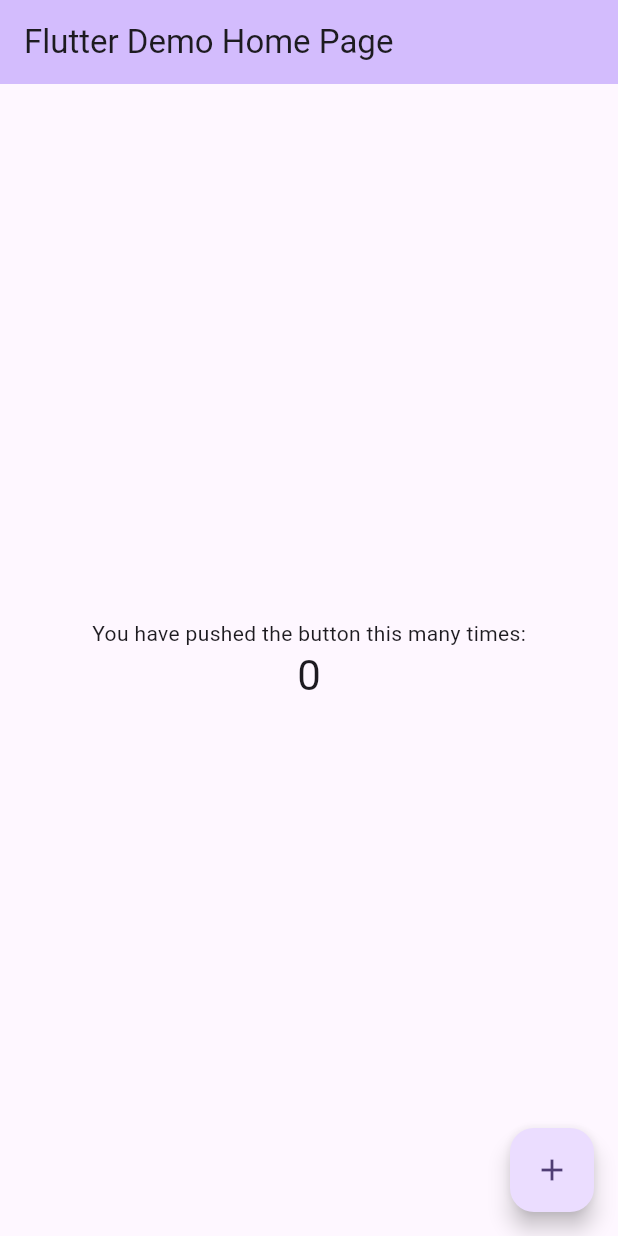
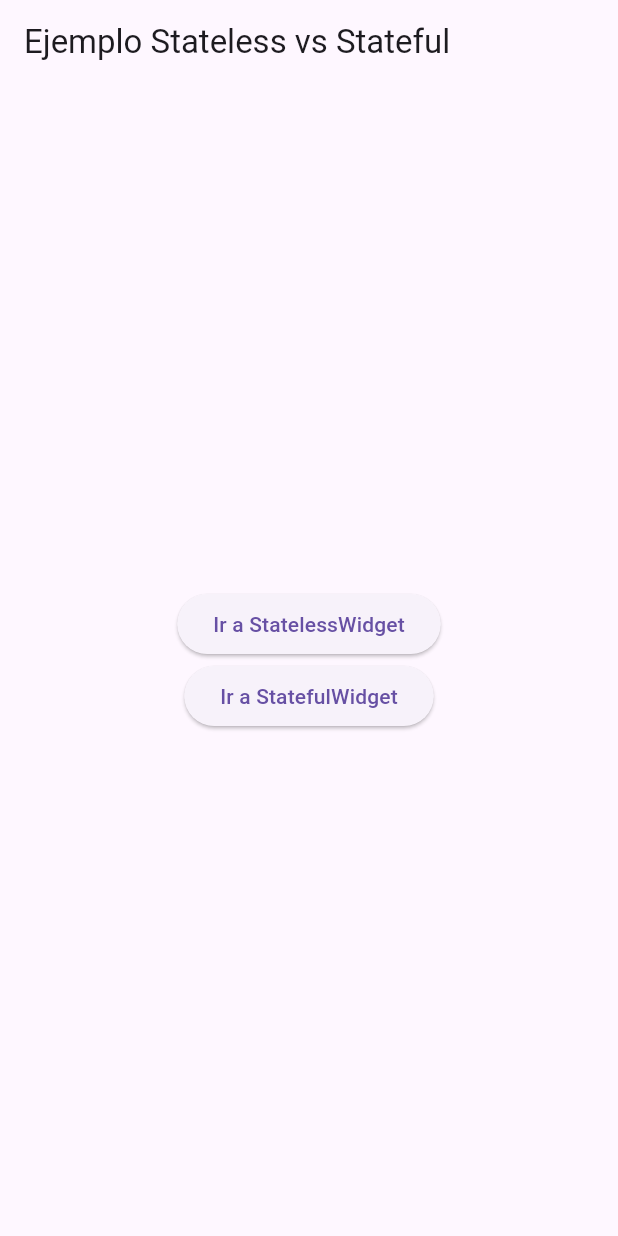
Before and after one commit to patrick-1234567/psiemens-flutter-002, a Flutter app: the screen it shows after launch, on a phone screen of 412 x 824 dp. Run offline on Flutter 3.47's test engine with Material 3 defaults, Android fonts, the phone set to English and light mode, and no system bars.

Commit message:
Prompt 1
Creacion de pantalla con stateless y stateful
widgets

```diff
--- a/lib/main.dart
+++ b/lib/main.dart
@@ -1,122 +1,104 @@
 import 'package:flutter/material.dart';
 
 void main() {
-  runApp(const MyApp());
+  runApp(MiApp());
 }
 
-class MyApp extends StatelessWidget {
-  const MyApp({super.key});
-
-  // This widget is the root of your application.
+class MiApp extends StatelessWidget {
   @override
   Widget build(BuildContext context) {
     return MaterialApp(
-      title: 'Flutter Demo',
-      theme: ThemeData(
-        // This is the theme of your application.
-        //
-        // TRY THIS: Try running your application with "flutter run". You'll see
-        // the application has a purple toolbar. Then, without quitting the app,
-        // try changing the seedColor in the colorScheme below to Colors.green
-        // and then invoke "hot reload" (save your changes or press the "hot
-        // reload" button in a Flutter-supported IDE, or press "r" if you used
-        // the command line to start the app).
-        //
-        // Notice that the counter didn't reset back to zero; the application
-        // state is not lost during the reload. To reset the state, use hot
-        // restart instead.
-        //
-        // This works for code too, not just values: Most code changes can be
-        // tested with just a hot reload.
-        colorScheme: ColorScheme.fromSeed(seedColor: Colors.deepPurple),
-      ),
-      home: const MyHomePage(title: 'Flutter Demo Home Page'),
+      home: PantallaPrincipal(),
     );
   }
 }
 
-class MyHomePage extends StatefulWidget {
-  const MyHomePage({super.key, required this.title});
-
-  // This widget is the home page of your application. It is stateful, meaning
-  // that it has a State object (defined below) that contains fields that affect
-  // how it looks.
-
-  // This class is the configuration for the state. It holds the values (in this
-  // case the title) provided by the parent (in this case the App widget) and
-  // used by the build method of the State. Fields in a Widget subclass are
-  // always marked "final".
-
-  final String title;
-
+// Pantalla principal con dos botones para navegar
+class PantallaPrincipal extends StatelessWidget {
   @override
-  State<MyHomePage> createState() => _MyHomePageState();
+  Widget build(BuildContext context) {
+    return Scaffold(
+      appBar: AppBar(title: Text('Ejemplo Stateless vs Stateful')),
+      body: Center(
+        child: Column(
+          mainAxisAlignment: MainAxisAlignment.center,
+          children: [
+            ElevatedButton(
+              onPressed: () {
+                Navigator.push(
+                  context,
+                  MaterialPageRoute(builder: (context) => PantallaStateless()),
+                );
+              },
+              child: Text('Ir a StatelessWidget'),
+            ),
+            ElevatedButton(
+              onPressed: () {
+                Navigator.push(
+                  context,
+                  MaterialPageRoute(builder: (context) => PantallaStateful()),
+                );
+              },
+              child: Text('Ir a StatefulWidget'),
+            ),
+          ],
+        ),
+      ),
+    );
+  }
 }
 
-class _MyHomePageState extends State<MyHomePage> {
-  int _counter = 0;
+// Pantalla con texto fijo usando StatelessWidget
+class PantallaStateless extends StatelessWidget {
+  @override
+  Widget build(BuildContext context) {
+    return Scaffold(
+      appBar: AppBar(title: Text('StatelessWidget')),
+      body: Center(
+        child: Text(
+          'Este es un texto fijo.',
+          style: TextStyle(fontSize: 24),
+        ),
+      ),
+    );
+  }
+}
 
-  void _incrementCounter() {
+// Pantalla con un contador usando StatefulWidget
+class PantallaStateful extends StatefulWidget {
+  @override
+  _PantallaStatefulState createState() => _PantallaStatefulState();
+}
+
+class _PantallaStatefulState extends State<PantallaStateful> {
+  int contador = 0;
+
+  void incrementarContador() {
     setState(() {
-      // This call to setState tells the Flutter framework that something has
-      // changed in this State, which causes it to rerun the build method below
-      // so that the display can reflect the updated values. If we changed
-      // _counter without calling setState(), then the build method would not be
-      // called again, and so nothing would appear to happen.
-      _counter++;
+      contador++;
     });
   }
 
   @override
   Widget build(BuildContext context) {
-    // This method is rerun every time setState is called, for instance as done
-    // by the _incrementCounter method above.
-    //
-    // The Flutter framework has been optimized to make rerunning build methods
-    // fast, so that you can just rebuild anything that needs updating rather
-    // than having to individually change instances of widgets.
     return Scaffold(
-      appBar: AppBar(
-        // TRY THIS: Try changing the color here to a specific color (to
-        // Colors.amber, perhaps?) and trigger a hot reload to see the AppBar
-        // change color while the other colors stay the same.
-        backgroundColor: Theme.of(context).colorScheme.inversePrimary,
-        // Here we take the value from the MyHomePage object that was created by
-        // the App.build method, and use it to set our appbar title.
-        title: Text(widget.title),
-      ),
+      appBar: AppBar(title: Text('StatefulWidget')),
       body: Center(
-        // Center is a layout widget. It takes a single child and positions it
-        // in the middle of the parent.
         child: Column(
-          // Column is also a layout widget. It takes a list of children and
-          // arranges them vertically. By default, it sizes itself to fit its
-          // children horizontally, and tries to be as tall as its parent.
-          //
-          // Column has various properties to control how it sizes itself and
-          // how it positions its children. Here we use mainAxisAlignment to
-          // center the children vertically; the main axis here is the vertical
-          // axis because Columns are vertical (the cross axis would be
-          // horizontal).
-          //
-          // TRY THIS: Invoke "debug painting" (choose the "Toggle Debug Paint"
-          // action in the IDE, or press "p" in the console), to see the
-          // wireframe for each widget.
           mainAxisAlignment: MainAxisAlignment.center,
-          children: <Widget>[
-            const Text('You have pushed the button this many times:'),
+          children: [
             Text(
-              '$_counter',
-              style: Theme.of(context).textTheme.headlineMedium,
+              'Contador: $contador',
+              style: TextStyle(fontSize: 24),
+            ),
+            SizedBox(height: 20),
+            ElevatedButton(
+              onPressed: incrementarContador,
+              child: Text('Incrementar'),
             ),
           ],
         ),
       ),
-      floatingActionButton: FloatingActionButton(
-        onPressed: _incrementCounter,
-        tooltip: 'Increment',
-        child: const Icon(Icons.add),
-      ), // This trailing comma makes auto-formatting nicer for build methods.
     );
   }
 }
```
Also changed, not shown: lib/views/acercade_screen.dart (added), lib/views/contacto_screen.dart (added), lib/views/inicio_screen.dart (added).
